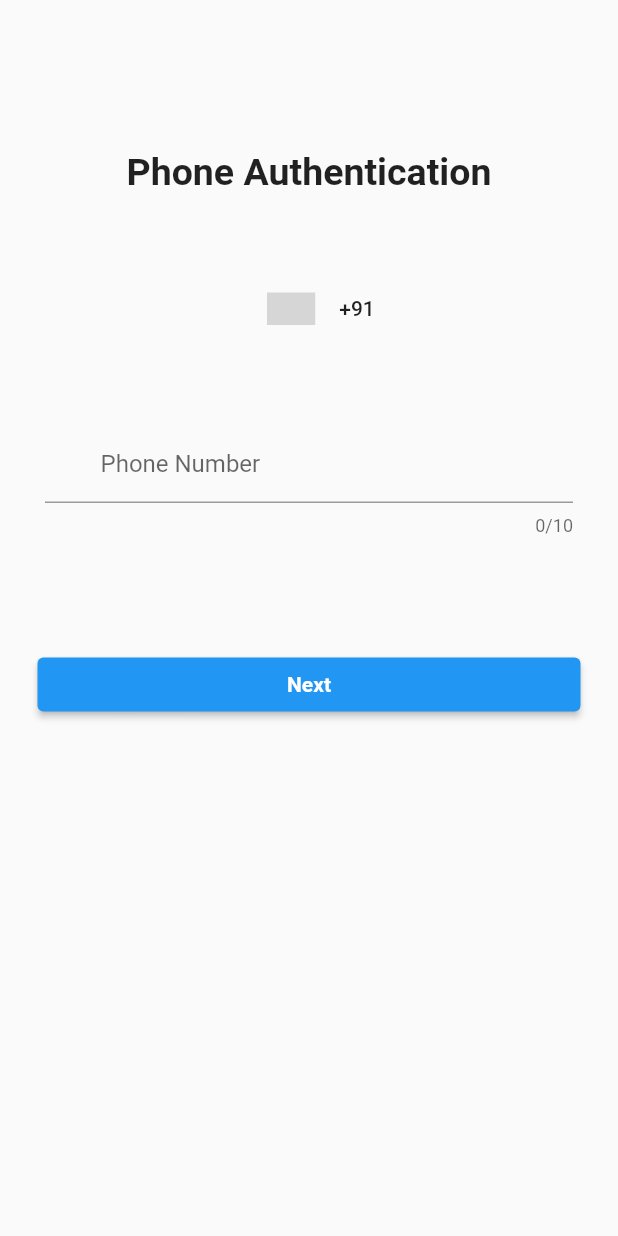
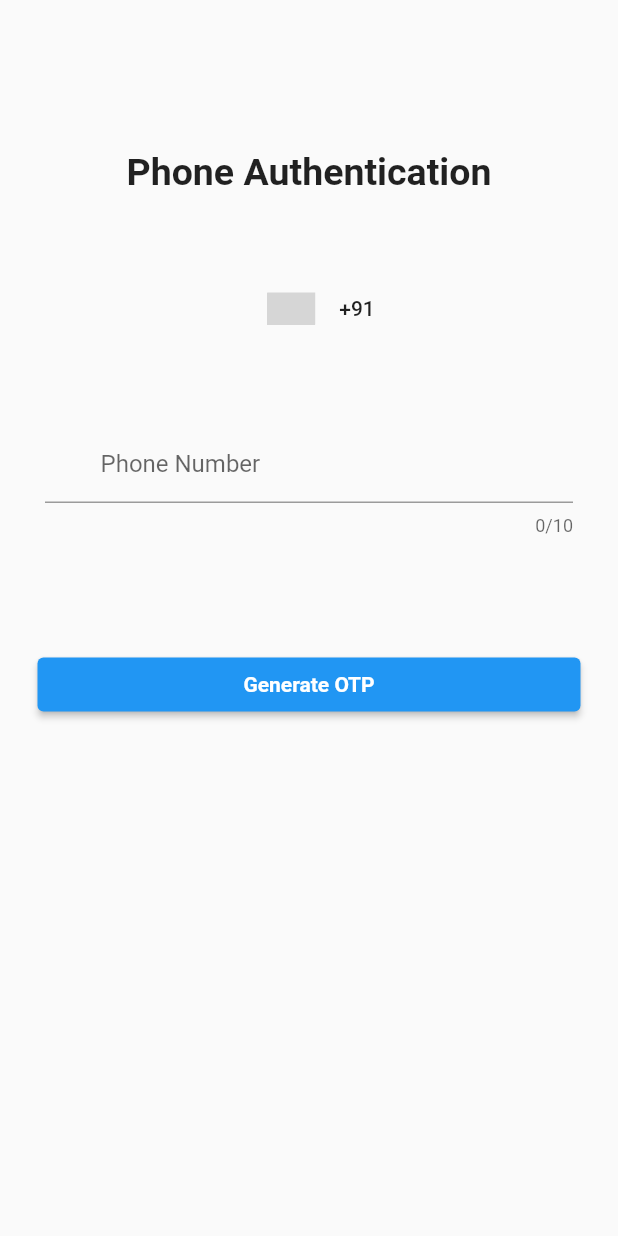
Before and after one commit to AryanKhubchandani/chatport, a Flutter app: the screen it shows after launch, on a phone screen of 412 x 824 dp. Run offline on Flutter 3.47's test engine with Material 2 defaults, Android fonts, the phone set to English and light mode, and no system bars; drawn by our look-alikes of country_code_picker; our stand-ins replace firebase_auth, firebase_core, pinput; accounts and stored records are empty; grey boxes are pictures that could not be loaded.

Commit message:
refactor: update button name

```diff
--- a/lib/screens/loginpage.dart
+++ b/lib/screens/loginpage.dart
@@ -79,7 +79,7 @@ class _LoginPageState extends State<LoginPage> {
                           )));
                 },
                 child: const Text(
-                  "Next",
+                  "Generate OTP",
                   style: TextStyle(
                       color: Colors.white, fontWeight: FontWeight.bold),
                 ),
```
